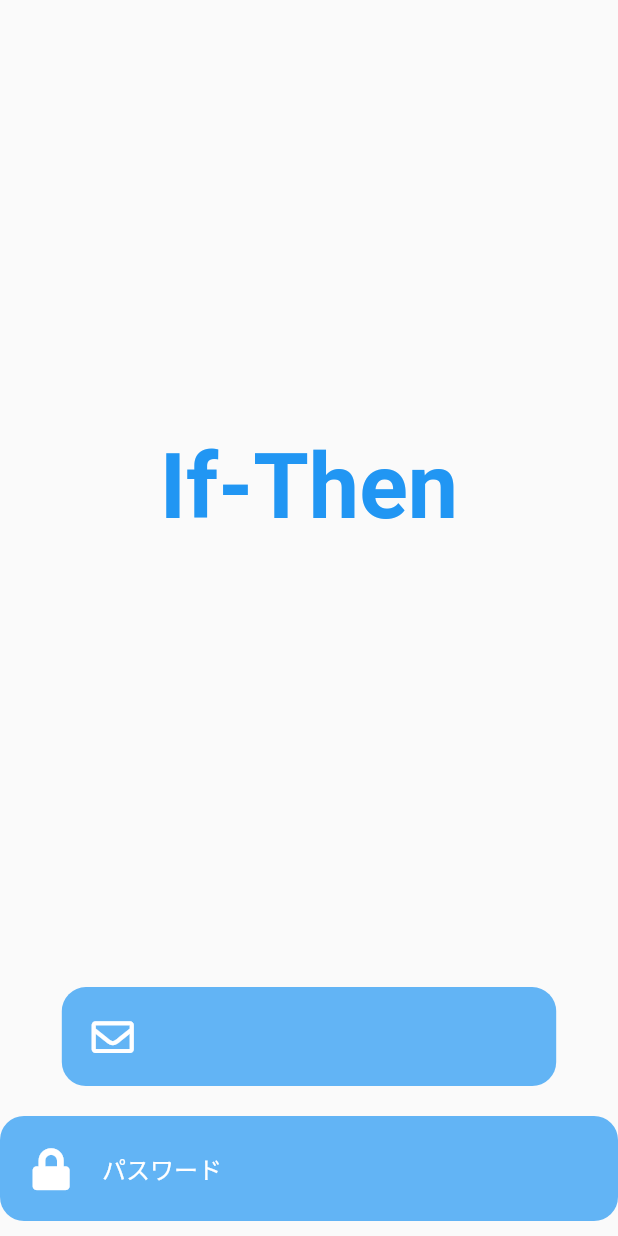
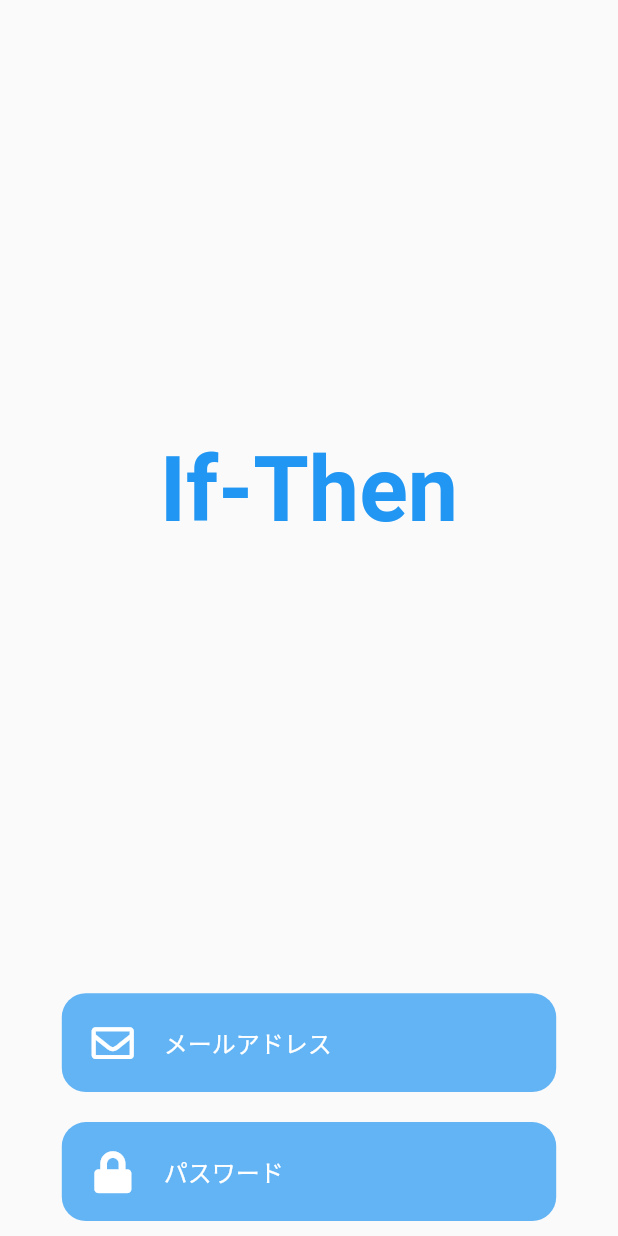
Before and after one commit to shimizu-saffle/if_then_app, a Flutter app: the screen it shows after launch, on a phone screen of 412 x 824 dp. Run offline on Flutter 3.47's test engine with Material 2 defaults, Android fonts, the phone set to English and light mode, and no system bars; our stand-ins replace cloud_firestore, firebase_auth, firebase_core, flutter_riverpod, font_awesome_flutter; missing offline and left inert: dart:ffi; accounts and stored records are empty.

Commit message:
TextInputFieldクラスとPasswordInputクラスにステータスを設定
extract widgetする前と同じ状態で画面に表示

```diff
--- a/lib/views/entrance_page.dart
+++ b/lib/views/entrance_page.dart
@@ -1,3 +1,5 @@
+import 'dart:ffi';
+
 import 'package:flutter/material.dart';
 import 'package:font_awesome_flutter/font_awesome_flutter.dart';
 
@@ -18,39 +20,17 @@
               ),
             ),
           ),
-          TextInputField(),
-          Padding(
-            padding: const EdgeInsets.symmetric(vertical: 10.0),
-            child: Container(
-              height: 70,
-              decoration: BoxDecoration(
-                color: Colors.blue.withOpacity(0.7),
-                borderRadius: BorderRadius.circular(16),
-              ),
-              child: Center(
-                child: TextField(
-                  decoration: InputDecoration(
-                    border: InputBorder.none,
-                    prefixIcon: Padding(
-                      padding: const EdgeInsets.symmetric(
-                        horizontal: 20.0,
-                      ),
-                      child: Icon(
-                        FontAwesomeIcons.lock,
-                        size: 28,
-                        color: Colors.white,
-                      ),
-                    ),
-                    hintText: 'パスワード',
-                    hintStyle: TextStyle(color: Colors.white),
-                  ),
-                  obscureText: true,
-                  style: TextStyle(color: Colors.white),
-                  keyboardType: TextInputType.name,
-                  textInputAction: TextInputAction.done,
-                ),
-              ),
-            ),
+          TextInputField(
+            icon: FontAwesomeIcons.envelope,
+            hint: 'メールアドレス',
+            inputType: TextInputType.emailAddress,
+            inputAction: TextInputAction.next,
+          ),
+          PasswordInput(
+            icon: FontAwesomeIcons.lock,
+            hint: 'パスワード',
+            inputType: TextInputType.emailAddress,
+            inputAction: TextInputAction.next,
           ),
         ],
       ),
@@ -58,11 +38,11 @@
   }
 }
 
-class TextInputField extends StatelessWidget {
-  const TextInputField({
+class PasswordInput extends StatelessWidget {
+  const PasswordInput({
     Key? key,
-    this.icon,
-    this.hint,
+    required this.icon,
+    required this.hint,
     this.inputType,
     this.inputAction,
   }) : super(key: key);
@@ -93,7 +73,61 @@
                   horizontal: 20.0,
                 ),
                 child: Icon(
-                  FontAwesomeIcons.envelope,
+                  icon,
+                  size: 28,
+                  color: Colors.white,
+                ),
+              ),
+              hintText: hint,
+              hintStyle: TextStyle(color: Colors.white),
+            ),
+            obscureText: true,
+            style: TextStyle(color: Colors.white),
+            keyboardType: inputType,
+            textInputAction: inputAction,
+          ),
+        ),
+      ),
+    );
+  }
+}
+
+class TextInputField extends StatelessWidget {
+  const TextInputField({
+    Key? key,
+    required this.icon,
+    required this.hint,
+    this.inputType,
+    this.inputAction,
+  }) : super(key: key);
+
+  final IconData? icon;
+  final String? hint;
+  final TextInputType? inputType;
+  final TextInputAction? inputAction;
+
+  @override
+  Widget build(BuildContext context) {
+    Size size = MediaQuery.of(context).size;
+    return Padding(
+      padding: const EdgeInsets.symmetric(vertical: 10.0),
+      child: Container(
+        height: size.height * 0.08,
+        width: size.width * 0.8,
+        decoration: BoxDecoration(
+          color: Colors.blue.withOpacity(0.7),
+          borderRadius: BorderRadius.circular(16),
+        ),
+        child: Center(
+          child: TextField(
+            decoration: InputDecoration(
+              border: InputBorder.none,
+              prefixIcon: Padding(
+                padding: const EdgeInsets.symmetric(
+                  horizontal: 20.0,
+                ),
+                child: Icon(
+                  icon,
                   size: 28,
                   color: Colors.white,
                 ),
@@ -103,7 +137,7 @@
             ),
             style: TextStyle(color: Colors.white),
             keyboardType: inputType,
-            textInputAction: TextInputAction.next,
+            textInputAction: inputAction,
           ),
         ),
       ),
```
